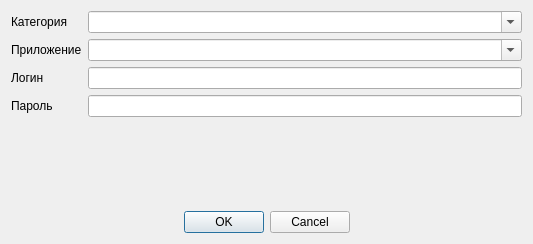
Old version of the form src/SKeyPassword/ui/Add_password.ui in the repository Syricoff/SKeyPassword.
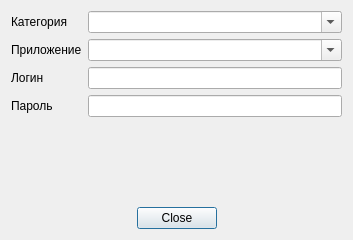
New version of the form.

```diff
--- a/src/SKeyPassword/ui/Add_password.ui
+++ b/src/SKeyPassword/ui/Add_password.ui
@@ -9,8 +9,8 @@
    <rect>
     <x>0</x>
     <y>0</y>
-    <width>533</width>
-    <height>244</height>
+    <width>353</width>
+    <height>240</height>
    </rect>
   </property>
   <property name="windowTitle">
@@ -93,31 +93,34 @@
        </property>
       </widget>
      </item>
-     <item row="4" column="1">
-      <widget class="QLabel" name="errors">
-       <property name="styleSheet">
-        <string notr="true">color: rgb(255, 0, 0)</string>
-       </property>
-       <property name="text">
-        <string/>
-       </property>
-      </widget>
-     </item>
     </layout>
    </item>
-   <item row="1" column="0">
+   <item row="2" column="0">
     <widget class="QDialogButtonBox" name="buttonBox">
      <property name="orientation">
       <enum>Qt::Horizontal</enum>
      </property>
      <property name="standardButtons">
-      <set>QDialogButtonBox::Cancel|QDialogButtonBox::Ok</set>
+      <set>QDialogButtonBox::Close</set>
      </property>
      <property name="centerButtons">
       <bool>true</bool>
      </property>
     </widget>
    </item>
+   <item row="1" column="0">
+    <widget class="QLabel" name="errors">
+     <property name="styleSheet">
+      <string notr="true">color: rgb(255, 0, 0)</string>
+     </property>
+     <property name="text">
+      <string/>
+     </property>
+     <property name="alignment">
+      <set>Qt::AlignCenter</set>
+     </property>
+    </widget>
+   </item>
   </layout>
  </widget>
  <resources/>
```
